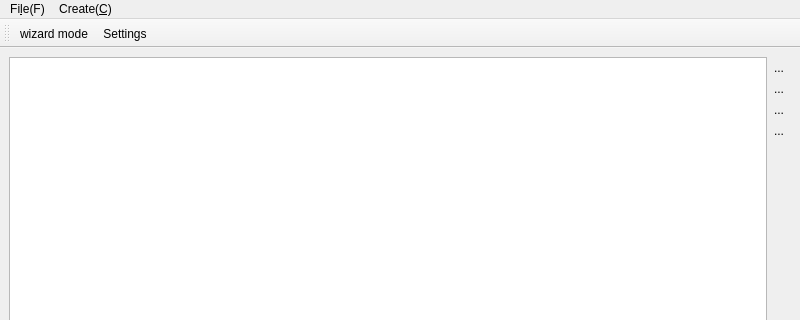
This is sphinx_explorer/ui/main_window.ui in pashango2/sphinx-explorer as Qt 5 draws it before an edit; both pictures show x 0 to 800 and y 0 to 320 of the 800 by 600 pixel window. The edited form follows.
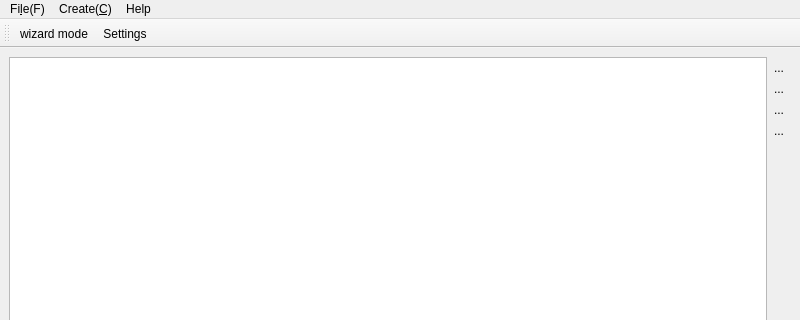
This is the edited form. Custom widgets are drawn as their Qt base class.

Diff of the .ui file:
```diff
--- a/sphinx_explorer/ui/main_window.ui
+++ b/sphinx_explorer/ui/main_window.ui
@@ -124,8 +124,16 @@
     </property>
     <addaction name="action_wizard"/>
    </widget>
+   <widget class="QMenu" name="menuHelp">
+    <property name="title">
+     <string>Help</string>
+    </property>
+    <addaction name="action_about"/>
+    <addaction name="action_about_qt"/>
+   </widget>
    <addaction name="menuFile_F"/>
    <addaction name="menuCreate_C"/>
+   <addaction name="menuHelp"/>
   </widget>
   <widget class="QStatusBar" name="statusbar"/>
   <widget class="QDockWidget" name="dock_outputs">
```
Left out of the diff: 21 changed lines with no effect on the pictures.
